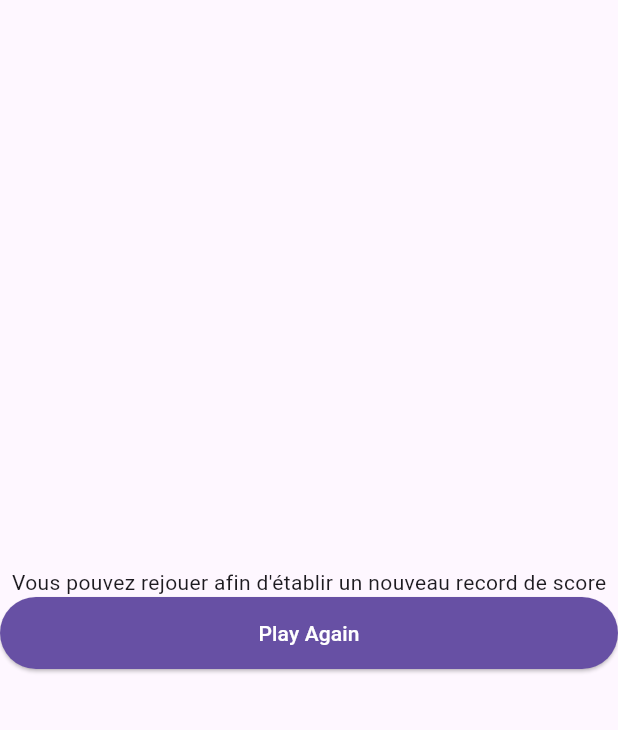
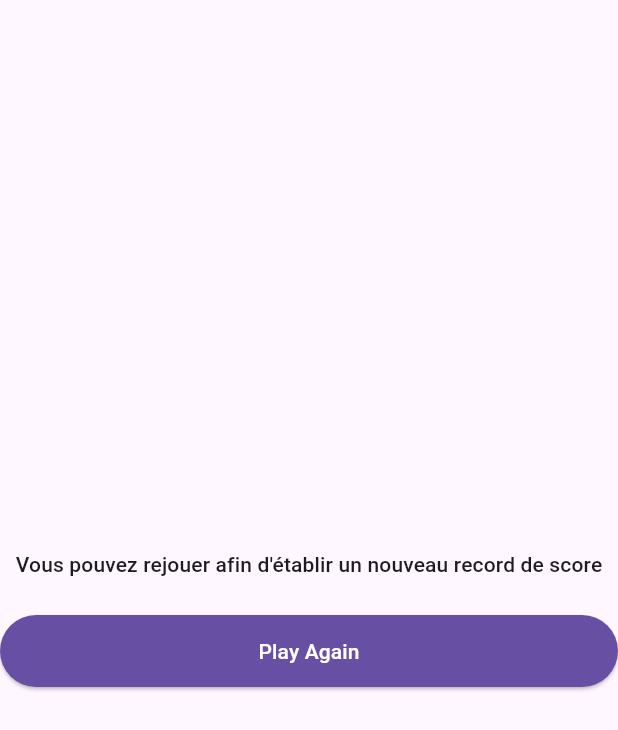
Before and after one commit to optimum-02/da_movie_quiz, a Flutter app: the GameOverWidget widget shown alone on an empty page, opened directly, on a phone screen of 412 x 824 dp. Shown: the top 730 px of the screen. Run offline on Flutter 3.47's test engine with Material 3 defaults, Android fonts, the phone set to English and light mode, and no system bars; our stand-ins replace equatable, flutter_bloc, flutter_secure_storage, fpdart, get_it; accounts and stored records are empty.

Commit message:
improve texte style on game page

```diff
--- a/lib/presentation/view/pages/game_page.dart
+++ b/lib/presentation/view/pages/game_page.dart
@@ -258,8 +258,11 @@ class GameOverWidget extends StatelessWidget {
     return Column(
       mainAxisAlignment: MainAxisAlignment.center,
       children: [
-        const Text(
-            "Vous pouvez rejouer afin d'établir un nouveau record de score"),
+        Text(
+          "Vous pouvez rejouer afin d'établir un nouveau record de score",
+          style: Theme.of(context).textTheme.labelLarge,
+        ),
+        const SizedBox(height: 24),
         ElevatedButton(
           style: ElevatedButton.styleFrom(
               backgroundColor: Theme.of(context).colorScheme.primary,
```
